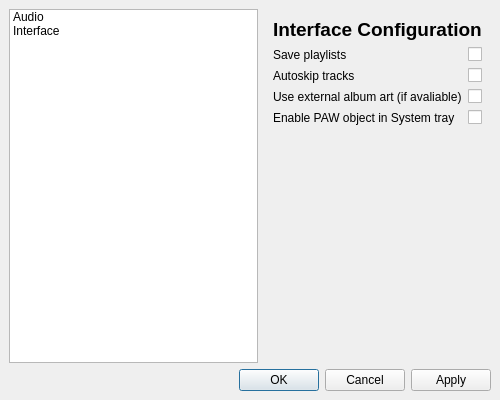
Qt form src/PAW_GUI/settings_paw_gui.ui (CapitanMurasa/PerfectAudioWorks) before a commit.
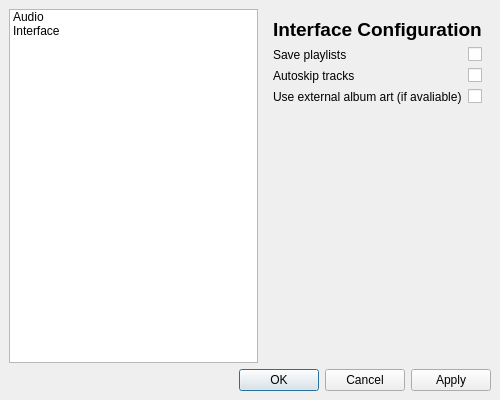
The same form after that commit.

Patch:
```diff
--- a/src/PAW_GUI/settings_paw_gui.ui
+++ b/src/PAW_GUI/settings_paw_gui.ui
@@ -153,23 +153,6 @@
               </property>
              </widget>
             </item>
-            <item row="3" column="0">
-             <widget class="QLabel" name="label_4">
-              <property name="text">
-               <string>Enable PAW object in System tray</string>
-              </property>
-             </widget>
-            </item>
-            <item row="3" column="1">
-             <widget class="QCheckBox" name="EnableTray">
-              <property name="layoutDirection">
-               <enum>Qt::LayoutDirection::RightToLeft</enum>
-              </property>
-              <property name="text">
-               <string/>
-              </property>
-             </widget>
-            </item>
            </layout>
           </item>
           <item>
```
